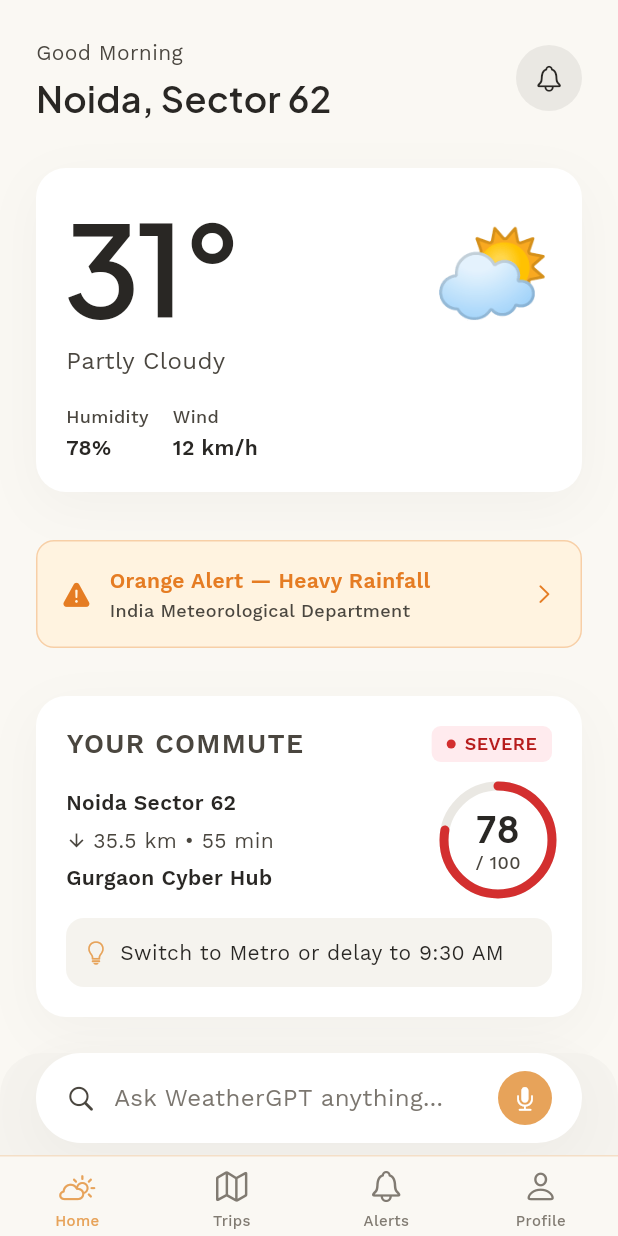
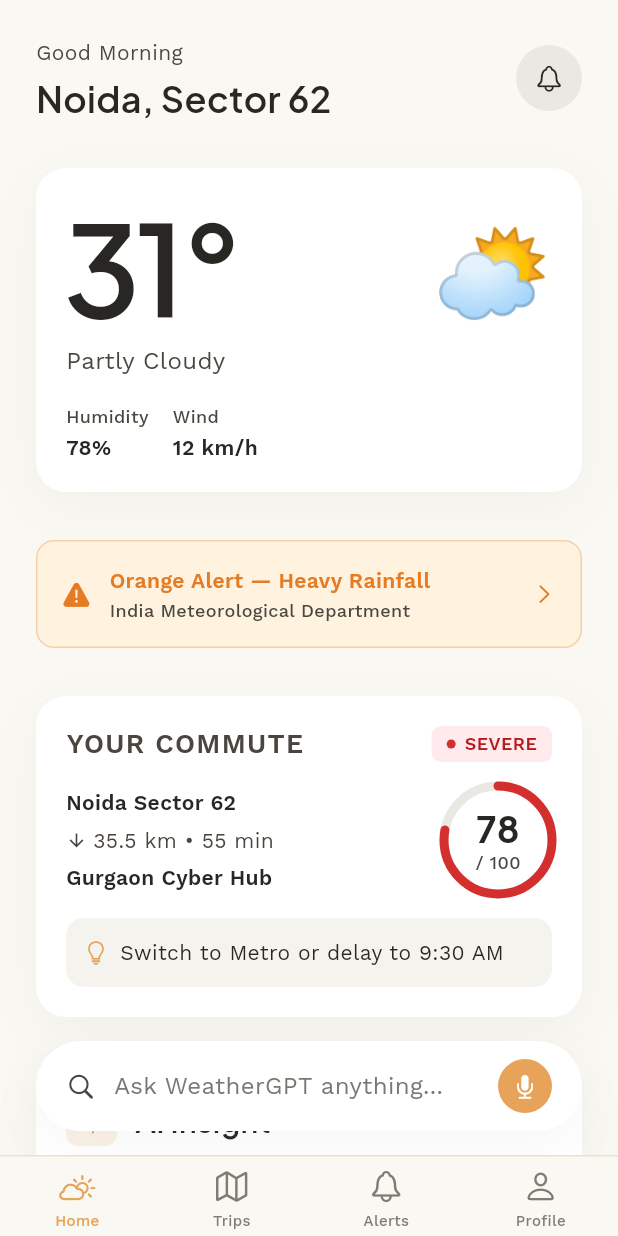
Before and after one commit to omrxjpxt/WeatherGPT, a Flutter app: the screen it shows after launch, on a phone screen of 412 x 824 dp. Run offline on Flutter 3.47's test engine with Material 3 defaults, Android fonts, the phone set to English and light mode, and no system bars; our stand-ins replace flutter_map, flutter_riverpod, go_router, latlong2; project files that could hold a hidden picture were left out.

Commit message:
refactor: update home screen layout to use a Stack for the floating conversational input bar

```diff
--- a/lib/features/home/home_screen.dart
+++ b/lib/features/home/home_screen.dart
@@ -22,8 +22,15 @@ class HomeScreen extends ConsumerWidget {
     return Scaffold(
       backgroundColor: AppColors.warmIvory,
       body: SafeArea(
-        child: SingleChildScrollView(
-          padding: const EdgeInsets.symmetric(horizontal: Spacing.pagePadding),
+        child: Stack(
+          children: [
+            // ── Scrollable Content ──
+            SingleChildScrollView(
+              padding: const EdgeInsets.only(
+                left: Spacing.pagePadding,
+                right: Spacing.pagePadding,
+                bottom: 120, // Sufficient padding to scroll past the floating input
+              ),
               child: Column(
                 crossAxisAlignment: CrossAxisAlignment.start,
                 children: [
@@ -73,18 +80,18 @@ class HomeScreen extends ConsumerWidget {
                 ],
               ),
             ),
-      ),
+
             // ── Floating Conversational Input ──
-      bottomSheet: Container(
-        color: Colors.transparent,
-        padding: EdgeInsets.only(
+            Positioned(
               left: Spacing.pagePadding,
               right: Spacing.pagePadding,
-          bottom: MediaQuery.of(context).padding.bottom + 8,
-        ),
+              bottom: 16,
               child: ConversationalInputBar(
                 onTap: () => context.push('/assistant'),
                 onMicTap: () => context.push('/voice'),
+              ),
+            ),
+          ],
         ),
       ),
     );
```
Lines whose indentation alone changed are shown as unchanged.
